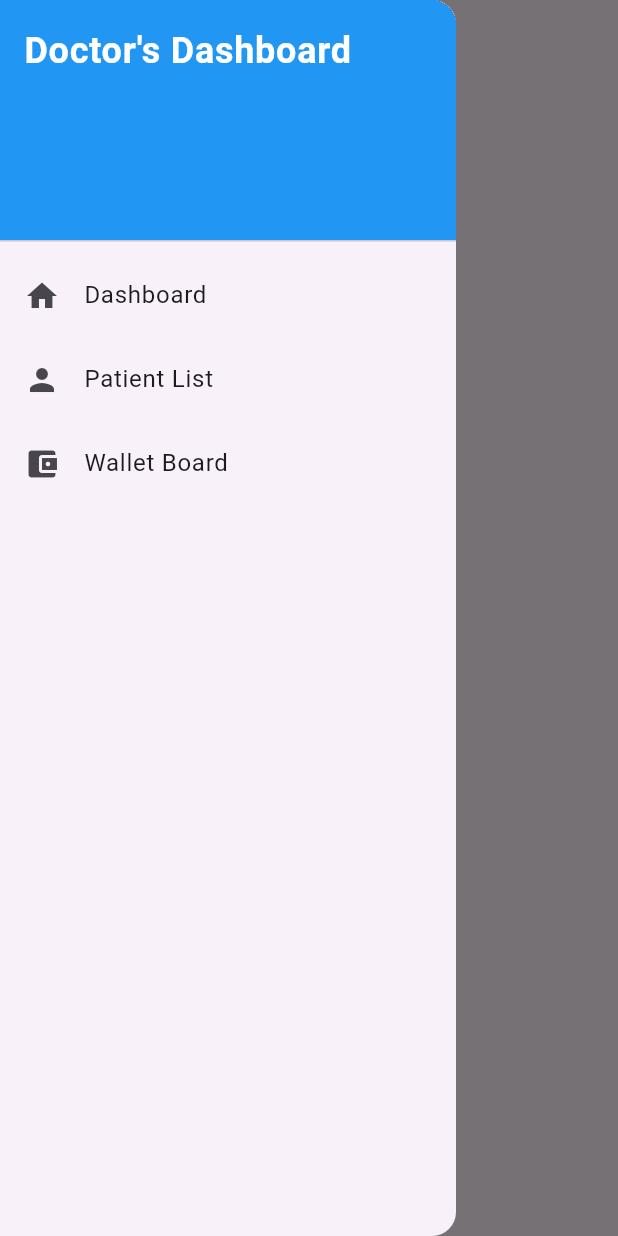
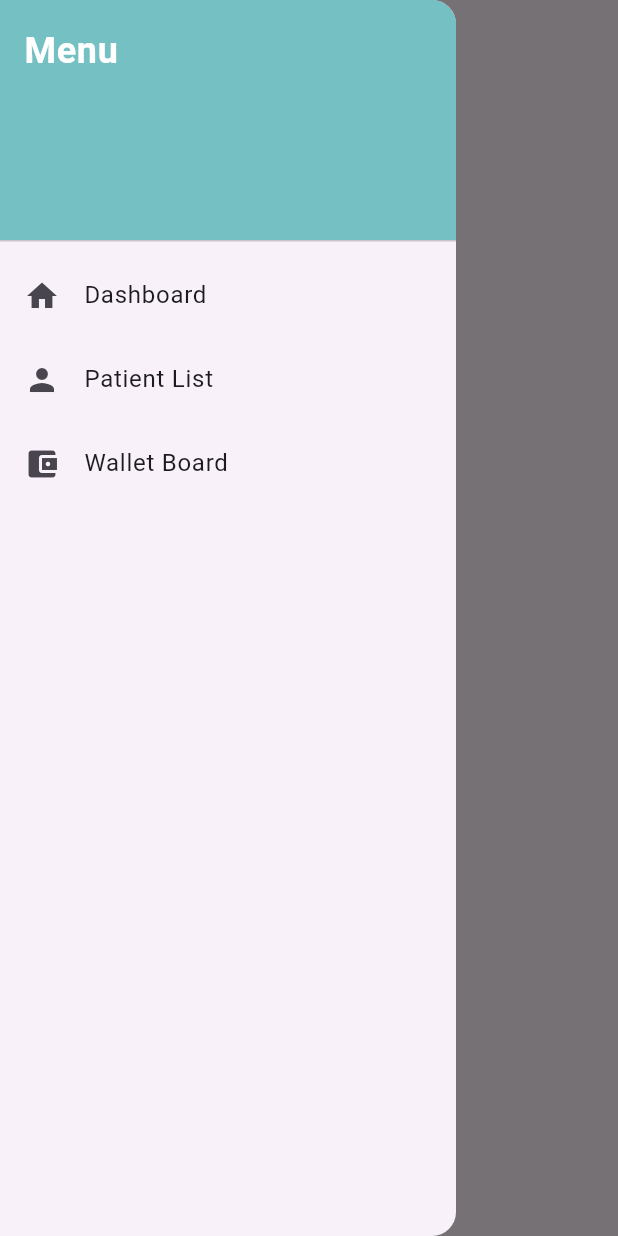
Before and after one commit to Sammyalade/ew, a Flutter app: the AppointmentScreen screen opened directly, with the side drawer open, on a phone screen of 412 x 824 dp. Run offline on Flutter 3.47's test engine with Material 3 defaults, Android fonts, the phone set to English and light mode, and no system bars; our stand-ins replace image_picker, smooth_page_indicator.

```diff
--- a/lib/dashboard.dart
+++ b/lib/dashboard.dart
@@ -1,4 +1,5 @@
 import 'package:flutter/material.dart';
+import 'package:health_eaze/utilities.dart';
 
 void main() {
   runApp(const MyApp());
@@ -260,10 +261,10 @@ class PatientScreen extends StatelessWidget {
           children: <Widget>[
             const DrawerHeader(
               decoration: BoxDecoration(
-                color: Colors.blue,
+                color: primaryColorBlue,
               ),
               child: Text(
-                'Doctor\'s Dashboard',
+                'Menu',
                 style: TextStyle(
                   color: Colors.white,
                   fontSize: 24,
@@ -322,10 +323,10 @@ class AppointmentScreen extends StatelessWidget {
           children: <Widget>[
             const DrawerHeader(
               decoration: BoxDecoration(
-                color: Colors.blue,
+                color: primaryColorBlue,
               ),
               child: Text(
-                'Doctor\'s Dashboard',
+                'Menu',
                 style: TextStyle(
                   color: Colors.white,
                   fontSize: 24,
@@ -387,7 +388,7 @@ class WalletScreen extends StatelessWidget {
           children: <Widget>[
             const DrawerHeader(
               decoration: BoxDecoration(
-                color: Colors.blue,
+                color: primaryColorBlue,
               ),
               child: Text(
                 'Doctor\'s Dashboard',
--- a/lib/main.dart
+++ b/lib/main.dart
@@ -3,8 +3,6 @@ import 'package:health_eaze/doctor_sign_up.dart';
 import 'package:health_eaze/sign_in_page.dart';
 import 'package:health_eaze/sign_up_page.dart';
 import 'package:health_eaze/splash_screen.dart';
-import 'dashboard.dart';
-
 void main() {
   runApp(const MyApp());
 }
```
